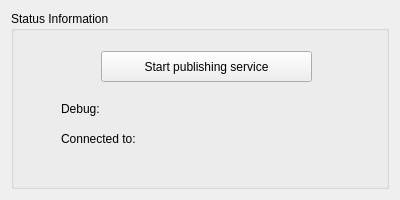
The window that benchmark_server/benchmark_server.ui (ana-GT/workspace) describes before a commit, drawn with Qt 5.
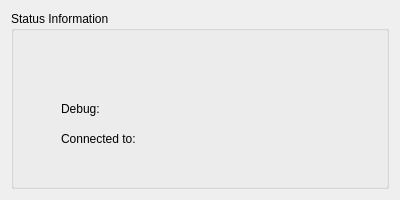
The same window after the commit.

Commit message: Added changes but still client works on PC and server in phone

Diff of the .ui file:
```diff
--- a/benchmark_server/benchmark_server.ui
+++ b/benchmark_server/benchmark_server.ui
@@ -45,19 +45,6 @@
         <string>Connected to:</string>
        </property>
       </widget>
-      <widget class="QPushButton" name="startService_pushButton">
-       <property name="geometry">
-        <rect>
-         <x>90</x>
-         <y>40</y>
-         <width>211</width>
-         <height>31</height>
-        </rect>
-       </property>
-       <property name="text">
-        <string>Start publishing service</string>
-       </property>
-      </widget>
       <widget class="QLabel" name="label_2">
        <property name="geometry">
         <rect>
```
The commit also changes 10 other files.
